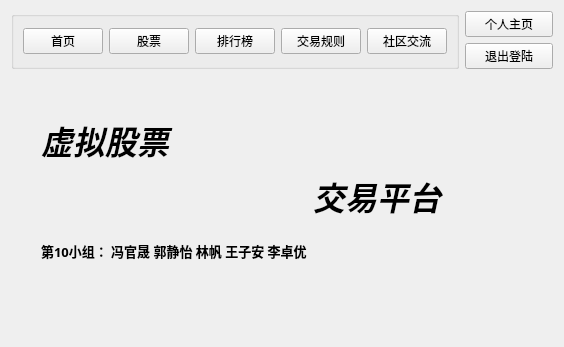
Vks-Feng/Nullptr, file VirtualStock_dir/mainwindow.ui: the form before one commit.
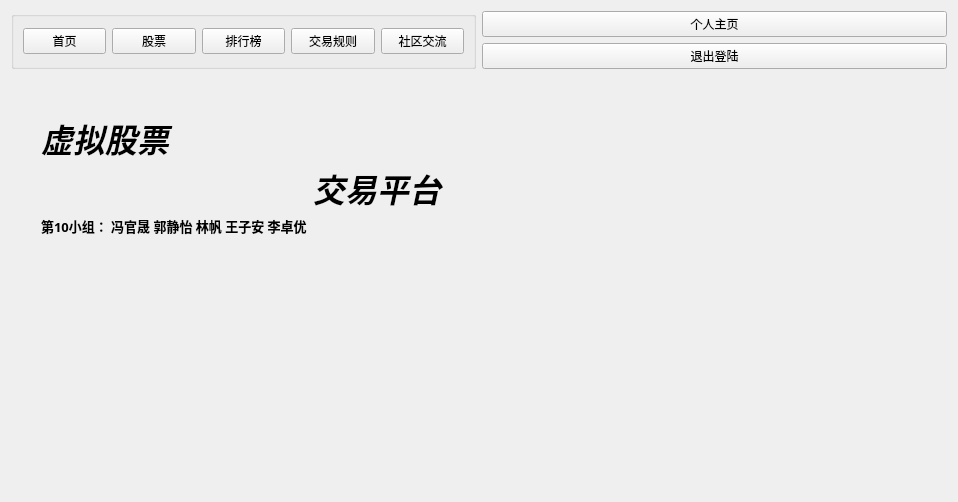
The form after the commit. The open tabs and pages were chosen to show the change.

```diff
--- a/VirtualStock_dir/mainwindow.ui
+++ b/VirtualStock_dir/mainwindow.ui
@@ -6,8 +6,8 @@
    <rect>
     <x>0</x>
     <y>0</y>
-    <width>564</width>
-    <height>347</height>
+    <width>958</width>
+    <height>502</height>
    </rect>
   </property>
   <property name="windowTitle">
@@ -32,8 +32,8 @@
         <rect>
          <x>30</x>
          <y>40</y>
-         <width>451</width>
-         <height>161</height>
+         <width>473</width>
+         <height>121</height>
         </rect>
        </property>
        <layout class="QGridLayout" name="gridLayout_4">
```
Left out of the diff: 2 changed lines with no effect on the pictures.
